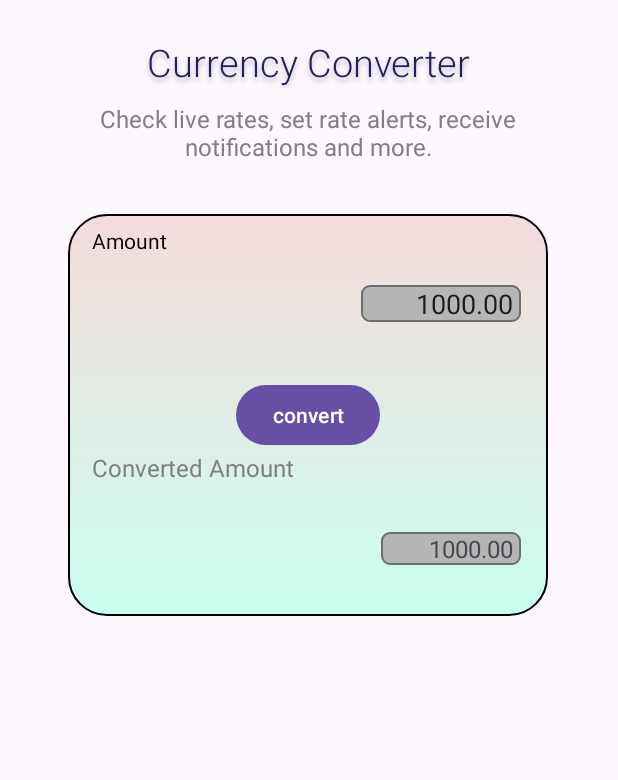
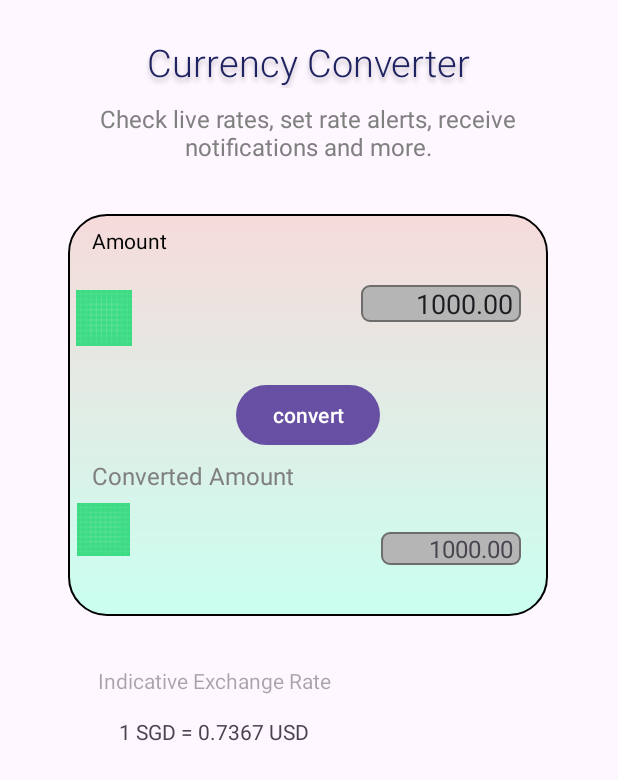
Before and after one commit to karamlyy/Currency-App, an Android app: the screen it shows after launch (MainActivity), on a phone screen of 412 x 824 dp. Shown: the top 780 px of the screen. Run offline under Robolectric (Android 15) with nearby library versions, the phone set to English and light mode, and no system bars.

```diff
--- a/app/build.gradle
+++ b/app/build.gradle
@@ -30,6 +30,9 @@ android {
     kotlinOptions {
         jvmTarget = '1.8'
     }
+    buildFeatures{
+        viewBinding true
+    }
 }
 
 dependencies {
--- a/app/src/main/java/com/karamlyy/currencyapp/MainActivity.kt
+++ b/app/src/main/java/com/karamlyy/currencyapp/MainActivity.kt
@@ -12,12 +12,6 @@ class MainActivity : AppCompatActivity() {
     override fun onCreate(savedInstanceState: Bundle?) {
         super.onCreate(savedInstanceState)
         setContentView(R.layout.activity_main)
-        val enteredAmount: EditText = findViewById(R.id.enteredAmount)
-        val convertButton: Button = findViewById(R.id.convertButton)
-        val convertedAmountView: TextView = findViewById(R.id.convertedAmountView)
-        convertButton.setOnClickListener {
-            val enteredValue: String = enteredAmount.text.toString()
-            convertedAmountView.text = enteredValue
-        }
+
     }
 }
--- a/app/src/main/res/layout/activity_main.xml
+++ b/app/src/main/res/layout/activity_main.xml
@@ -54,8 +54,9 @@
         android:layout_width="wrap_content"
         android:layout_height="wrap_content"
         android:layout_marginStart="16dp"
+        android:layout_marginTop="5dp"
+
         android:text="Converted Amount"
-
         android:textAppearance="@style/check_live_"
         app:layout_constraintStart_toStartOf="@+id/group_6"
         app:layout_constraintTop_toBottomOf="@+id/convertButton" />
@@ -113,5 +114,63 @@
         app:layout_constraintHorizontal_bias="1.0"
         app:layout_constraintStart_toEndOf="@+id/convertedAmountText"
         app:layout_constraintTop_toBottomOf="@+id/enteredAmount" />
+
+    <Spinner
+        android:id="@+id/fromAmountSpinner"
+        android:layout_width="97dp"
+        android:layout_height="23dp"
+        android:layout_marginStart="5dp"
+        android:layout_marginTop="55dp"
+        app:layout_constraintStart_toEndOf="@+id/fromAmountImageView"
+        app:layout_constraintTop_toTopOf="@+id/group_6" />
+
+    <Spinner
+        android:id="@+id/toAmountSpinner"
+        android:layout_width="94dp"
+        android:layout_height="19dp"
+        android:layout_marginStart="5dp"
+        android:layout_marginBottom="50dp"
+        app:layout_constraintBottom_toBottomOf="@+id/group_6"
+        app:layout_constraintStart_toEndOf="@+id/toAmountImageView" />
+
+    <ImageView
+        android:id="@+id/fromAmountImageView"
+        android:layout_width="37dp"
+        android:layout_height="38dp"
+        android:layout_marginStart="5dp"
+        android:layout_marginTop="50dp"
+        app:layout_constraintStart_toStartOf="@+id/group_6"
+        app:layout_constraintTop_toTopOf="@+id/group_6"
+        app:srcCompat="@drawable/ic_launcher_background" />
+
+    <ImageView
+        android:id="@+id/toAmountImageView"
+        android:layout_width="36dp"
+        android:layout_height="35dp"
+        android:layout_marginStart="5dp"
+        android:layout_marginBottom="40dp"
+        app:layout_constraintBottom_toBottomOf="@+id/group_6"
+        app:layout_constraintStart_toStartOf="@+id/group_6"
+        app:srcCompat="@drawable/ic_launcher_background" />
+
+    <TextView
+        android:id="@+id/exchangeRateHintText"
+        android:layout_width="195dp"
+        android:layout_height="26dp"
+        android:layout_marginTop="30dp"
+        android:gravity="center"
+        android:hint="Indicative Exchange Rate"
+        app:layout_constraintStart_toStartOf="@+id/group_6"
+        app:layout_constraintTop_toBottomOf="@+id/group_6" />
+
+    <TextView
+        android:id="@+id/exchangeRateText"
+        android:layout_width="195dp"
+        android:layout_height="22dp"
+        android:layout_marginTop="10dp"
+        android:gravity="center"
+        android:text="1 SGD = 0.7367 USD"
+        app:layout_constraintStart_toStartOf="@+id/exchangeRateHintText"
+        app:layout_constraintTop_toBottomOf="@+id/exchangeRateHintText" />
     />
 </androidx.constraintlayout.widget.ConstraintLayout>
```
